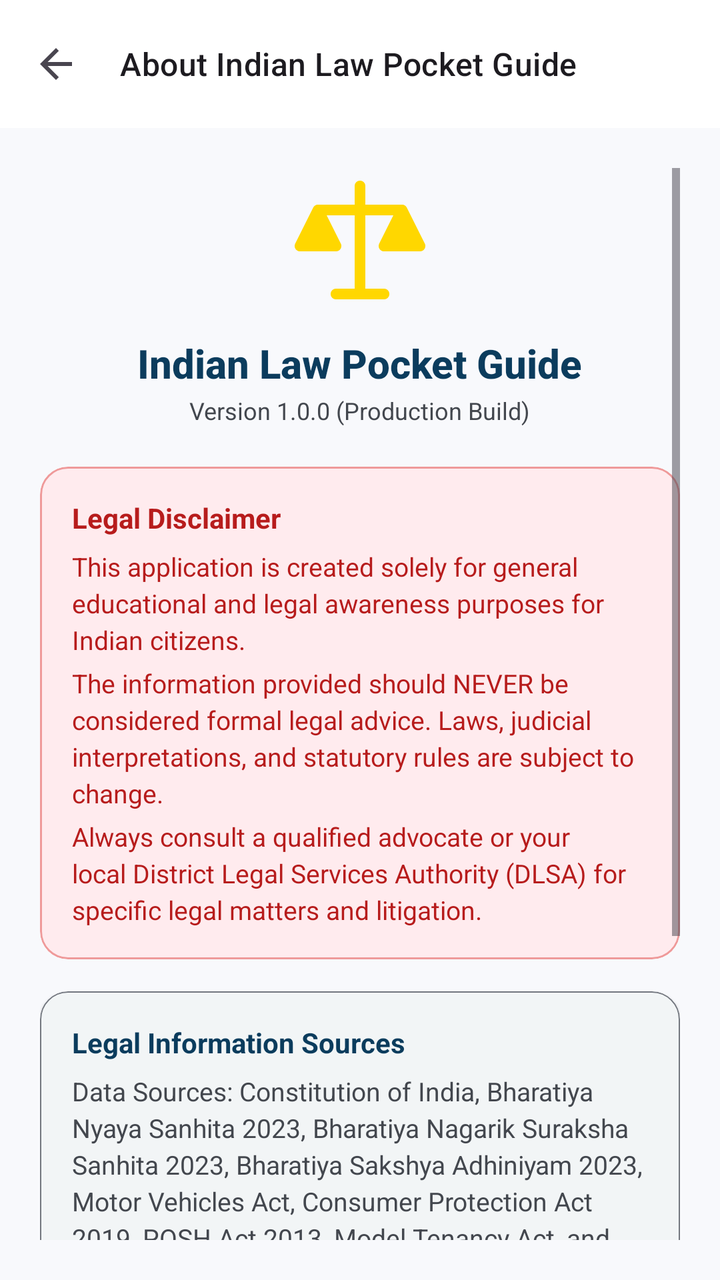
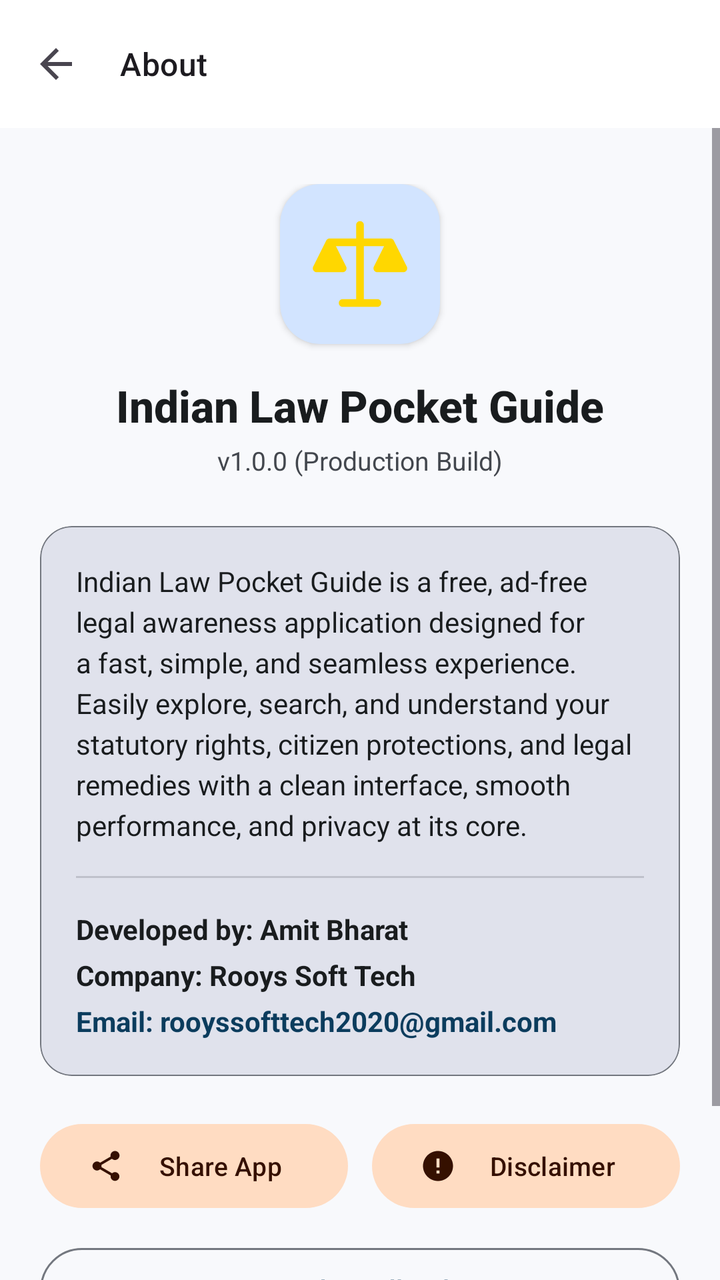

The first picture is an Android layout as it rendered before a commit; the second is the same layout after the commit. The layout source and the unified diff follow.
<!-- AndroidManifest.xml: application theme Theme.IndianLawGuide -->
<!-- res/layout/fragment_about.xml -->
<?xml version="1.0" encoding="utf-8"?>
<LinearLayout xmlns:android="http://schemas.android.com/apk/res/android"
    xmlns:app="http://schemas.android.com/apk/res-auto"
    android:layout_width="match_parent"
    android:layout_height="match_parent"
    android:background="?android:attr/colorBackground"
    android:orientation="vertical">

    <com.google.android.material.appbar.MaterialToolbar
        android:id="@+id/toolbarAbout"
        android:layout_width="match_parent"
        android:layout_height="?attr/actionBarSize"
        android:background="?attr/colorSurface"
        app:navigationIcon="@drawable/ic_arrow_back"
        app:title="@string/about_title"
        app:titleTextAppearance="@style/TextAppearance.Material3.TitleMedium" />

    <ScrollView
        android:layout_width="match_parent"
        android:layout_height="match_parent"
        android:padding="20dp">

        <LinearLayout
            android:layout_width="match_parent"
            android:layout_height="wrap_content"
            android:gravity="center_horizontal"
            android:orientation="vertical">

            <ImageView
                android:layout_width="72dp"
                android:layout_height="72dp"
                android:src="@drawable/ic_ashoka_pillar" />

            <TextView
                android:layout_width="wrap_content"
                android:layout_height="wrap_content"
                android:layout_marginTop="12dp"
                android:fontFamily="sans-serif-medium"
                android:text="@string/app_name"
                android:textColor="?attr/colorPrimary"
                android:textSize="20sp"
                android:textStyle="bold" />

            <TextView
                android:layout_width="wrap_content"
                android:layout_height="wrap_content"
                android:layout_marginTop="2dp"
                android:text="@string/app_version"
                android:textColor="?attr/colorOnSurfaceVariant"
                android:textSize="12sp" />

            
            <com.google.android.material.card.MaterialCardView
                android:layout_width="match_parent"
                android:layout_height="wrap_content"
                android:layout_marginTop="20dp"
                app:cardBackgroundColor="@color/status_red_bg"
                app:cardCornerRadius="14dp"
                app:cardElevation="0dp"
                app:strokeColor="#EF9A9A"
                app:strokeWidth="1dp">

                <LinearLayout
                    android:layout_width="match_parent"
                    android:layout_height="wrap_content"
                    android:orientation="vertical"
                    android:padding="16dp">

                    <TextView
                        android:layout_width="wrap_content"
                        android:layout_height="wrap_content"
                        android:text="@string/disclaimer_title"
                        android:textColor="@color/status_red_text"
                        android:textSize="14sp"
                        android:textStyle="bold" />

                    <TextView
                        android:layout_width="match_parent"
                        android:layout_height="wrap_content"
                        android:layout_marginTop="6dp"
                        android:lineSpacingExtra="3sp"
                        android:text="@string/disclaimer_body_1"
                        android:textColor="@color/status_red_text"
                        android:textSize="13sp" />

                    <TextView
                        android:layout_width="match_parent"
                        android:layout_height="wrap_content"
                        android:layout_marginTop="4dp"
                        android:lineSpacingExtra="3sp"
                        android:text="@string/disclaimer_body_2"
                        android:textColor="@color/status_red_text"
                        android:textSize="13sp" />

                    <TextView
                        android:layout_width="match_parent"
                        android:layout_height="wrap_content"
                        android:layout_marginTop="4dp"
                        android:lineSpacingExtra="3sp"
                        android:text="@string/disclaimer_body_3"
                        android:textColor="@color/status_red_text"
                        android:textSize="13sp" />
                </LinearLayout>

            </com.google.android.material.card.MaterialCardView>

            
            <com.google.android.material.card.MaterialCardView
                android:layout_width="match_parent"
                android:layout_height="wrap_content"
                android:layout_marginTop="16dp"
                app:cardBackgroundColor="?attr/colorSurface"
                app:cardCornerRadius="14dp"
                app:cardElevation="1dp"
                app:strokeColor="?attr/colorOutline"
                app:strokeWidth="0.5dp">

                <LinearLayout
                    android:layout_width="match_parent"
                    android:layout_height="wrap_content"
                    android:orientation="vertical"
                    android:padding="16dp">

                    <TextView
                        android:layout_width="wrap_content"
                        android:layout_height="wrap_content"
                        android:text="Legal Information Sources"
                        android:textColor="?attr/colorPrimary"
                        android:textSize="14sp"
                        android:textStyle="bold" />

                    <TextView
                        android:layout_width="match_parent"
                        android:layout_height="wrap_content"
                        android:layout_marginTop="6dp"
                        android:lineSpacingExtra="3sp"
                        android:text="@string/app_data_sources"
                        android:textColor="?attr/colorOnSurfaceVariant"
                        android:textSize="13sp" />

                </LinearLayout>

            </com.google.android.material.card.MaterialCardView>

            
            <com.google.android.material.card.MaterialCardView
                android:layout_width="match_parent"
                android:layout_height="wrap_content"
                android:layout_marginTop="16dp"
                app:cardBackgroundColor="?attr/colorSurface"
                app:cardCornerRadius="14dp"
                app:cardElevation="1dp"
                app:strokeColor="?attr/colorOutline"
                app:strokeWidth="0.5dp">

                <LinearLayout
                    android:layout_width="match_parent"
                    android:layout_height="wrap_content"
                    android:orientation="vertical"
                    android:padding="16dp">

                    <TextView
                        android:layout_width="wrap_content"
                        android:layout_height="wrap_content"
                        android:text="@string/privacy_title"
                        android:textColor="?attr/colorTertiary"
                        android:textSize="14sp"
                        android:textStyle="bold" />

                    <TextView
                        android:layout_width="match_parent"
                        android:layout_height="wrap_content"
                        android:layout_marginTop="6dp"
                        android:lineSpacingExtra="3sp"
                        android:text="@string/privacy_desc"
                        android:textColor="?attr/colorOnSurfaceVariant"
                        android:textSize="13sp" />

                </LinearLayout>

            </com.google.android.material.card.MaterialCardView>

            <TextView
                android:layout_width="match_parent"
                android:layout_height="wrap_content"
                android:layout_marginTop="20dp"
                android:layout_marginBottom="24dp"
                android:gravity="center"
                android:text="@string/app_license"
                android:textColor="?attr/colorOnSurfaceVariant"
                android:textSize="12sp" />

        </LinearLayout>

    </ScrollView>

</LinearLayout>
<!-- resources referenced by this layout -->
<resources>
  <color name="status_red_bg">#FFEBEE</color>
  <color name="status_red_text">#B71C1C</color>
  <!-- drawable ic_arrow_back (drawable) -->
  <vector xmlns:android="http://schemas.android.com/apk/res/android"
      android:width="24dp"
      android:height="24dp"
      android:viewportWidth="24"
      android:viewportHeight="24"
      android:tint="?attr/colorControlNormal">
      <path
          android:fillColor="@android:color/white"
          android:pathData="M20,11H7.83l5.59,-5.59L12,4l-8,8 8,8 1.41,-1.41L7.83,13H20v-2z"/>
  </vector>
  <!-- drawable ic_ashoka_pillar (drawable) -->
  <vector xmlns:android="http://schemas.android.com/apk/res/android"
      android:width="128dp"
      android:height="128dp"
      android:viewportWidth="24"
      android:viewportHeight="24">
      
      <path
          android:fillColor="#FFD700"
          android:pathData="M12,3v4M5,7h14M5,7l-3,6h6L5,7zM19,7l-3,6h6L19,7zM12,7v14M8,21h8"
          android:strokeWidth="1.8"
          android:strokeColor="#FFD700"
          android:strokeLineCap="round"
          android:strokeLineJoin="round" />
  </vector>
  <string name="about_title">About Indian Law Pocket Guide</string>
  <string name="app_data_sources">Data Sources: Constitution of India, Bharatiya Nyaya Sanhita 2023, Bharatiya Nagarik Suraksha Sanhita 2023, Bharatiya Sakshya Adhiniyam 2023, Motor Vehicles Act, Consumer Protection Act 2019, POSH Act 2013, Model Tenancy Act, and Supreme Court of India landmark judgments.</string>
  <string name="app_license">Licensed under MIT License. 100% Free &amp; Open Source.</string>
  <string name="app_name">Indian Law Pocket Guide</string>
  <string name="app_version">Version 1.0.0 (Production Build)</string>
  <string name="disclaimer_body_1">This application is created solely for general educational and legal awareness purposes for Indian citizens.</string>
  <string name="disclaimer_body_2">The information provided should NEVER be considered formal legal advice. Laws, judicial interpretations, and statutory rules are subject to change.</string>
  <string name="disclaimer_body_3">Always consult a qualified advocate or your local District Legal Services Authority (DLSA) for specific legal matters and litigation.</string>
  <string name="disclaimer_title">Legal Disclaimer</string>
  <string name="privacy_desc">This application collects zero personal data, tracks no telemetry, uses no internet connection, and stores all bookmarks and notes exclusively on your local device.</string>
  <string name="privacy_title">Privacy Guarantee</string>
  <color name="md_theme_light_primary">#0B3C5D</color>
  <color name="md_theme_light_onPrimary">#FFFFFF</color>
  <color name="md_theme_light_primaryContainer">#D2E4FF</color>
  <color name="md_theme_light_onPrimaryContainer">#001D36</color>
  <color name="md_theme_light_secondary">#C05621</color>
  <color name="md_theme_light_onSecondary">#FFFFFF</color>
  <color name="md_theme_light_secondaryContainer">#FFDCC2</color>
  <color name="md_theme_light_onSecondaryContainer">#351000</color>
  <color name="md_theme_light_tertiary">#1E6F5C</color>
  <color name="md_theme_light_onTertiary">#FFFFFF</color>
  <color name="md_theme_light_tertiaryContainer">#A6F2D6</color>
  <color name="md_theme_light_onTertiaryContainer">#002117</color>
  <color name="md_theme_light_background">#F8F9FC</color>
  <color name="md_theme_light_surface">#FFFFFF</color>
  <color name="md_theme_light_onSurface">#191C1E</color>
  <color name="md_theme_light_surfaceVariant">#E0E2EC</color>
  <color name="md_theme_light_onSurfaceVariant">#43474E</color>
  <color name="md_theme_light_outline">#73777F</color>
  <!-- unchanged entries left out for length: 1 -->
</resources>

<!-- the commit's change to res/layout/fragment_about.xml (unified diff, before → after) -->
@@ -1,6 +1,7 @@
 <?xml version="1.0" encoding="utf-8"?>
 <LinearLayout xmlns:android="http://schemas.android.com/apk/res/android"
     xmlns:app="http://schemas.android.com/apk/res-auto"
+    xmlns:tools="http://schemas.android.com/tools"
     android:layout_width="match_parent"
     android:layout_height="match_parent"
     android:background="?android:attr/colorBackground"
@@ -12,181 +13,190 @@
         android:layout_height="?attr/actionBarSize"
         android:background="?attr/colorSurface"
         app:navigationIcon="@drawable/ic_arrow_back"
-        app:title="@string/about_title"
+        app:title="About"
         app:titleTextAppearance="@style/TextAppearance.Material3.TitleMedium" />
 
     <ScrollView
         android:layout_width="match_parent"
         android:layout_height="match_parent"
-        android:padding="20dp">
+        android:fillViewport="true">
 
         <LinearLayout
             android:layout_width="match_parent"
             android:layout_height="wrap_content"
             android:gravity="center_horizontal"
-            android:orientation="vertical">
-
-            <ImageView
-                android:layout_width="72dp"
-                android:layout_height="72dp"
-                android:src="@drawable/ic_ashoka_pillar" />
-
+            android:orientation="vertical"
+            android:paddingStart="20dp"
+            android:paddingTop="28dp"
+            android:paddingEnd="20dp"
+            android:paddingBottom="28dp">
+
+            
+            <com.google.android.material.card.MaterialCardView
+                android:layout_width="80dp"
+                android:layout_height="80dp"
+                app:cardBackgroundColor="?attr/colorPrimaryContainer"
+                app:cardCornerRadius="20dp"
+                app:cardElevation="2dp"
+                app:strokeWidth="0dp">
+
+                <ImageView
+                    android:layout_width="52dp"
+                    android:layout_height="52dp"
+                    android:layout_gravity="center"
+                    android:contentDescription="@string/app_name"
+                    android:src="@drawable/ic_ashoka_pillar" />
+
+            </com.google.android.material.card.MaterialCardView>
+
+            
             <TextView
+                android:id="@+id/tvAboutAppName"
                 android:layout_width="wrap_content"
                 android:layout_height="wrap_content"
-                android:layout_marginTop="12dp"
+                android:layout_marginTop="16dp"
                 android:fontFamily="sans-serif-medium"
                 android:text="@string/app_name"
-                android:textColor="?attr/colorPrimary"
-                android:textSize="20sp"
+                android:textColor="?attr/colorOnSurface"
+                android:textSize="22sp"
                 android:textStyle="bold" />
 
+            
             <TextView
+                android:id="@+id/tvAboutVersion"
                 android:layout_width="wrap_content"
                 android:layout_height="wrap_content"
-                android:layout_marginTop="2dp"
-                android:text="@string/app_version"
+                android:layout_marginTop="4dp"
+                android:text="v1.0.0 (Production Build)"
                 android:textColor="?attr/colorOnSurfaceVariant"
-                android:textSize="12sp" />
+                android:textSize="13sp" />
 
             
             <com.google.android.material.card.MaterialCardView
                 android:layout_width="match_parent"
                 android:layout_height="wrap_content"
-                android:layout_marginTop="20dp"
-                app:cardBackgroundColor="@color/status_red_bg"
-                app:cardCornerRadius="14dp"
+                android:layout_marginTop="24dp"
+                app:cardBackgroundColor="?attr/colorSurfaceVariant"
+                app:cardCornerRadius="16dp"
                 app:cardElevation="0dp"
-                app:strokeColor="#EF9A9A"
-                app:strokeWidth="1dp">
+                app:strokeColor="?attr/colorOutline"
+                app:strokeWidth="0.5dp">
 
                 <LinearLayout
                     android:layout_width="match_parent"
                     android:layout_height="wrap_content"
                     android:orientation="vertical"
-                    android:padding="16dp">
-
-                    <TextView
-                        android:layout_width="wrap_content"
-                        android:layout_height="wrap_content"
-                        android:text="@string/disclaimer_title"
-                        android:textColor="@color/status_red_text"
+                    android:padding="18dp">
+
+                    <TextView
+                        android:layout_width="match_parent"
+                        android:layout_height="wrap_content"
+                        android:lineSpacingExtra="4sp"
+                        android:text="Indian Law Pocket Guide is a free, ad-free legal awareness application designed for a fast, simple, and seamless experience. Easily explore, search, and understand your statutory rights, citizen protections, and legal remedies with a clean interface, smooth performance, and privacy at its core."
+                        android:textColor="?attr/colorOnSurface"
+                        android:textSize="14sp" />
+
+                    <View
+                        android:layout_width="match_parent"
+                        android:layout_height="1dp"
+                        android:layout_marginTop="16dp"
+                        android:layout_marginBottom="16dp"
+                        android:background="?attr/colorOutline"
+                        android:alpha="0.3" />
+
+                    <TextView
+                        android:layout_width="match_parent"
+                        android:layout_height="wrap_content"
+                        android:text="Developed by: Amit Bharat"
+                        android:textColor="?attr/colorOnSurface"
                         android:textSize="14sp"
                         android:textStyle="bold" />
 
                     <TextView
                         android:layout_width="match_parent"
                         android:layout_height="wrap_content"
-                        android:layout_marginTop="6dp"
-                        android:lineSpacingExtra="3sp"
-                        android:text="@string/disclaimer_body_1"
-                        android:textColor="@color/status_red_text"
-                        android:textSize="13sp" />
-
-                    <TextView
-                        android:layout_width="match_parent"
-                        android:layout_height="wrap_content"
                         android:layout_marginTop="4dp"
-                        android:lineSpacingExtra="3sp"
-                        android:text="@string/disclaimer_body_2"
-                        android:textColor="@color/status_red_text"
-                        android:textSize="13sp" />
-
-                    <TextView
+                        android:text="Company: Rooys Soft Tech"
+                        android:textColor="?attr/colorOnSurface"
+                        android:textSize="14sp"
+                        android:textStyle="bold" />
+
+                    <TextView
+                        android:id="@+id/tvEmailAddress"
                         android:layout_width="match_parent"
                         android:layout_height="wrap_content"
                         android:layout_marginTop="4dp"
-                        android:lineSpacingExtra="3sp"
-                        android:text="@string/disclaimer_body_3"
-                        android:textColor="@color/status_red_text"
-                        android:textSize="13sp" />
-                </LinearLayout>
-
-            </com.google.android.material.card.MaterialCardView>
-
-            
-            <com.google.android.material.card.MaterialCardView
-                android:layout_width="match_parent"
-                android:layout_height="wrap_content"
-                android:layout_marginTop="16dp"
-                app:cardBackgroundColor="?attr/colorSurface"
-                app:cardCornerRadius="14dp"
-                app:cardElevation="1dp"
-                app:strokeColor="?attr/colorOutline"
-                app:strokeWidth="0.5dp">
-
-                <LinearLayout
-                    android:layout_width="match_parent"
-                    android:layout_height="wrap_content"
-                    android:orientation="vertical"
-                    android:padding="16dp">
-
-                    <TextView
-                        android:layout_width="wrap_content"
-                        android:layout_height="wrap_content"
-                        android:text="Legal Information Sources"
+                        android:text="Email: rooyssofttech2020@gmail.com"
                         android:textColor="?attr/colorPrimary"
                         android:textSize="14sp"
                         android:textStyle="bold" />
 
-                    <TextView
-                        android:layout_width="match_parent"
-                        android:layout_height="wrap_content"
-                        android:layout_marginTop="6dp"
-                        android:lineSpacingExtra="3sp"
-                        android:text="@string/app_data_sources"
-                        android:textColor="?attr/colorOnSurfaceVariant"
-                        android:textSize="13sp" />
-
                 </LinearLayout>
 
             </com.google.android.material.card.MaterialCardView>
 
             
-            <com.google.android.material.card.MaterialCardView
+            <LinearLayout
                 android:layout_width="match_parent"
                 android:layout_height="wrap_content"
-                android:layout_marginTop="16dp"
-                app:cardBackgroundColor="?attr/colorSurface"
-                app:cardCornerRadius="14dp"
-                app:cardElevation="1dp"
-                app:strokeColor="?attr/colorOutline"
-                app:strokeWidth="0.5dp">
-
-                <LinearLayout
-                    android:layout_width="match_parent"
-                    android:layout_height="wrap_content"
-                    android:orientation="vertical"
-                    android:padding="16dp">
-
-                    <TextView
-                        android:layout_width="wrap_content"
-                        android:layout_height="wrap_content"
-                        android:text="@string/privacy_title"
-                        android:textColor="?attr/colorTertiary"
-                        android:textSize="14sp"
-                        android:textStyle="bold" />
-
-                    <TextView
-                        android:layout_width="match_parent"
-                        android:layout_height="wrap_content"
-                        android:layout_marginTop="6dp"
-                        android:lineSpacingExtra="3sp"
-                        android:text="@string/privacy_desc"
-                        android:textColor="?attr/colorOnSurfaceVariant"
-                        android:textSize="13sp" />
-
-                </LinearLayout>
-
-            </com.google.android.material.card.MaterialCardView>
-
+                android:layout_marginTop="20dp"
+                android:orientation="horizontal"
+                android:weightSum="2">
+
+                <com.google.android.material.button.MaterialButton
+                    android:id="@+id/btnShareApp"
+                    style="@style/Widget.Material3.Button.TonalButton"
+                    android:layout_width="0dp"
+                    android:layout_height="50dp"
+                    android:layout_marginEnd="6dp"
+                    android:layout_weight="1"
+                    android:text="Share App"
+                    android:textAllCaps="false"
+                    android:textSize="13sp"
+                    app:cornerRadius="25dp"
+                    app:icon="@drawable/ic_share"
+                    app:iconSize="18dp" />
+
+                <com.google.android.material.button.MaterialButton
+                    android:id="@+id/btnViewDisclaimer"
+                    style="@style/Widget.Material3.Button.TonalButton"
+                    android:layout_width="0dp"
+                    android:layout_height="50dp"
+                    android:layout_marginStart="6dp"
+                    android:layout_weight="1"
+                    android:text="Disclaimer"
+                    android:textAllCaps="false"
+                    android:textSize="13sp"
+                    app:cornerRadius="25dp"
+                    app:icon="@drawable/ic_emergency"
+                    app:iconSize="18dp" />
+
+            </LinearLayout>
+
+            
+            <com.google.android.material.button.MaterialButton
+                android:id="@+id/btnSendFeedback"
+                style="@style/Widget.Material3.Button.OutlinedButton"
+                android:layout_width="match_parent"
+                android:layout_height="50dp"
+                android:layout_marginTop="12dp"
+                android:text="Send Feedback"
+                android:textAllCaps="false"
+                android:textSize="14sp"
+                app:cornerRadius="25dp"
+                app:strokeColor="?attr/colorOutline" />
+
+            <View
+                android:layout_width="0dp"
+                android:layout_height="0dp"
+                android:layout_weight="1" />
+
+            
             <TextView
-                android:layout_width="match_parent"
-                android:layout_height="wrap_content"
-                android:layout_marginTop="20dp"
-                android:layout_marginBottom="24dp"
-                android:gravity="center"
-                android:text="@string/app_license"
+                android:layout_width="wrap_content"
+                android:layout_height="wrap_content"
+                android:layout_marginTop="28dp"
+                android:text="100% Offline • No Ads • Zero Tracking"
                 android:textColor="?attr/colorOnSurfaceVariant"
                 android:textSize="12sp" />
 
<!-- resource entries referenced after the edit -->
@@ -1,7 +1,5 @@
 <!-- resources referenced by this layout -->
 <resources>
-  <color name="status_red_bg">#FFEBEE</color>
-  <color name="status_red_text">#B71C1C</color>
   <!-- drawable ic_arrow_back (drawable) -->
   <vector xmlns:android="http://schemas.android.com/apk/res/android"
       android:width="24dp"
@@ -28,17 +26,29 @@
           android:strokeLineCap="round"
           android:strokeLineJoin="round" />
   </vector>
-  <string name="about_title">About Indian Law Pocket Guide</string>
-  <string name="app_data_sources">Data Sources: Constitution of India, Bharatiya Nyaya Sanhita 2023, Bharatiya Nagarik Suraksha Sanhita 2023, Bharatiya Sakshya Adhiniyam 2023, Motor Vehicles Act, Consumer Protection Act 2019, POSH Act 2013, Model Tenancy Act, and Supreme Court of India landmark judgments.</string>
-  <string name="app_license">Licensed under MIT License. 100% Free &amp; Open Source.</string>
+  <!-- drawable ic_emergency (drawable) -->
+  <vector xmlns:android="http://schemas.android.com/apk/res/android"
+      android:width="24dp"
+      android:height="24dp"
+      android:viewportWidth="24"
+      android:viewportHeight="24"
+      android:tint="?attr/colorControlNormal">
+      <path
+          android:fillColor="@android:color/white"
+          android:pathData="M12,2C6.48,2 2,6.48 2,12s4.48,10 10,10 10,-4.48 10,-10S17.52,2 12,2zm1,15h-2v-2h2v2zm0,-4h-2V7h2v6z"/>
+  </vector>
+  <!-- drawable ic_share (drawable) -->
+  <vector xmlns:android="http://schemas.android.com/apk/res/android"
+      android:width="24dp"
+      android:height="24dp"
+      android:viewportWidth="24"
+      android:viewportHeight="24"
+      android:tint="?attr/colorControlNormal">
+      <path
+          android:fillColor="@android:color/white"
+          android:pathData="M18,16.08c-0.76,0 -1.44,0.3 -1.96,0.77L8.91,12.7c0.05,-0.23 0.09,-0.46 0.09,-0.7s-0.04,-0.47 -0.09,-0.7l7.05,-4.11c0.54,0.5 1.25,0.81 2.04,0.81 1.66,0 3,-1.34 3,-3s-1.34,-3 -3,-3 -3,1.34 -3,3c0,0.24 0.04,0.47 0.09,0.7L8.04,9.81C7.5,9.31 6.79,9 6,9c-1.66,0 -3,1.34 -3,3s1.34,3 3,3c0.79,0 1.5,-0.31 2.04,-0.81l7.12,4.16c-0.05,0.21 -0.08,0.43 -0.08,0.65 0,1.61 1.31,2.92 2.92,2.92 1.61,0 2.92,-1.31 2.92,-2.92s-1.31,-2.92 -2.92,-2.92z"/>
+  </vector>
   <string name="app_name">Indian Law Pocket Guide</string>
-  <string name="app_version">Version 1.0.0 (Production Build)</string>
-  <string name="disclaimer_body_1">This application is created solely for general educational and legal awareness purposes for Indian citizens.</string>
-  <string name="disclaimer_body_2">The information provided should NEVER be considered formal legal advice. Laws, judicial interpretations, and statutory rules are subject to change.</string>
-  <string name="disclaimer_body_3">Always consult a qualified advocate or your local District Legal Services Authority (DLSA) for specific legal matters and litigation.</string>
-  <string name="disclaimer_title">Legal Disclaimer</string>
-  <string name="privacy_desc">This application collects zero personal data, tracks no telemetry, uses no internet connection, and stores all bookmarks and notes exclusively on your local device.</string>
-  <string name="privacy_title">Privacy Guarantee</string>
   <color name="md_theme_light_primary">#0B3C5D</color>
   <color name="md_theme_light_onPrimary">#FFFFFF</color>
   <color name="md_theme_light_primaryContainer">#D2E4FF</color>
